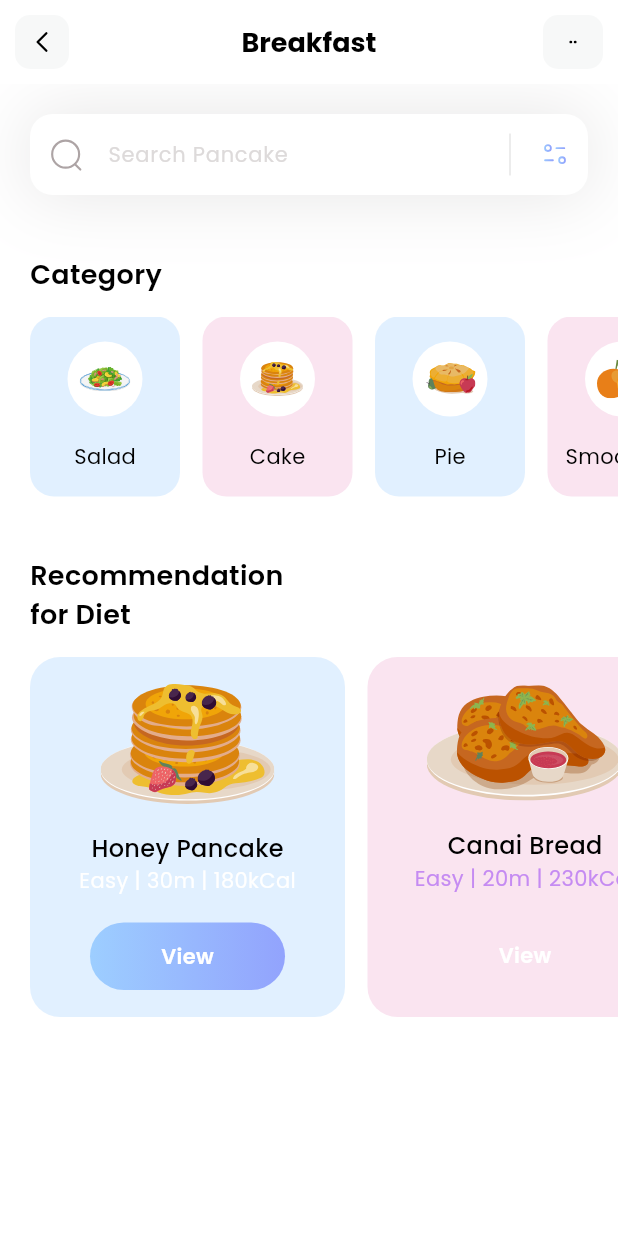
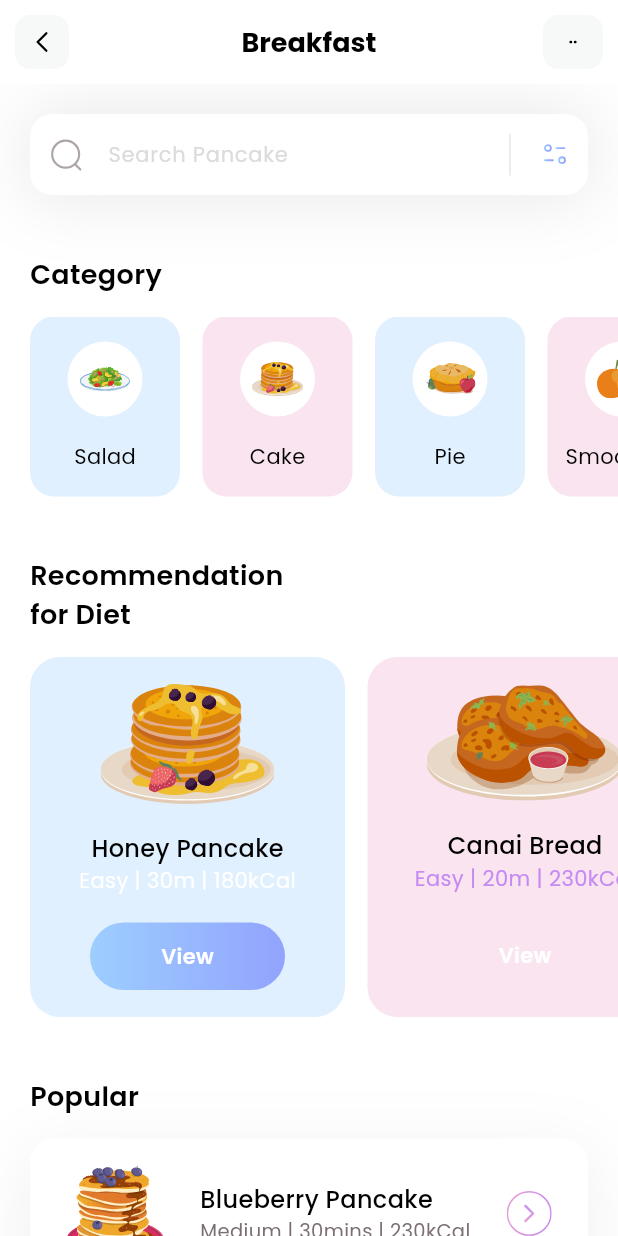
Before and after one commit to WieRuindl/flutter_diet_recommendations_app, a Flutter app: the screen it shows after launch, on a phone screen of 412 x 824 dp. Run offline on Flutter 3.47's test engine with Material 3 defaults, Android fonts, the phone set to English and light mode, and no system bars; our stand-ins replace flutter_svg.

Commit message:
added popular diets listView

```diff
--- /dev/null
+++ b/lib/components/my_popular_diets_list.dart
@@ -0,0 +1,87 @@
+import 'package:flutter/material.dart';
+import 'package:flutter_fitness_food_app/data/popular_diet_data.dart';
+import 'package:flutter_fitness_food_app/models/popular_diet_model.dart';
+import 'package:flutter_svg/flutter_svg.dart';
+
+class MyPopularDietsList extends StatelessWidget {
+  MyPopularDietsList({super.key});
+
+  final List<PopularDietModel> popularDiets = PopularDietsData().popularDiets;
+
+  @override
+  Widget build(BuildContext context) {
+    return SizedBox(
+      height: 300,
+      child: Column(
+        crossAxisAlignment: CrossAxisAlignment.start,
+        children: [
+          const Padding(
+            padding: EdgeInsets.only(left: 20),
+            child: Text(
+              'Popular',
+              style: TextStyle(color: Colors.black, fontSize: 18, fontWeight: FontWeight.w600),
+            ),
+          ),
+          const SizedBox(height: 15),
+          ListView.separated(
+            // scrollDirection: Axis.horizontal,
+            shrinkWrap: true,
+            padding: const EdgeInsets.only(left: 20, right: 20,),
+            itemCount: popularDiets.length,
+            separatorBuilder: (context, index) => const SizedBox(height: 25,),
+            itemBuilder: ( context, index) {
+              return Container(
+                height: 100,
+                decoration: BoxDecoration(
+                  color: Colors.white,
+                  borderRadius: BorderRadius.circular(16),
+                  boxShadow: [
+                    BoxShadow(
+                      color: const Color(0xff1D1617).withOpacity(0.07),
+                      offset: const Offset(0, 10),
+                      blurRadius: 40,
+                      spreadRadius: 0,
+                    )
+                  ]
+                ),
+                child: Row(
+                  mainAxisAlignment: MainAxisAlignment.spaceEvenly,
+                  children: [
+                    SvgPicture.asset(
+                      popularDiets[index].iconPath,
+                      width: 65,
+                      height: 65,
+                    ),
+                    Column(
+                      mainAxisAlignment: MainAxisAlignment.center,
+                      crossAxisAlignment: CrossAxisAlignment.start,
+                      children: [
+                        Text(
+                          popularDiets[index].name,
+                          style: const TextStyle(color: Colors.black, fontSize: 16, fontWeight: FontWeight.w500),
+                        ),
+                        Text(
+                          '${popularDiets[index].level} | ${popularDiets[index].duration} | ${popularDiets[index].calories}',
+                          style: const TextStyle(color: Color(0xff7B6F72), fontSize: 13, fontWeight: FontWeight.w400),
+                        ),
+                      ],
+                    ),
+                    GestureDetector(
+                      onTap: () { print('TAP'); },
+                      child: SvgPicture.asset(
+                        'assets/icons/button.svg',
+                        width: 30,
+                        height: 30,
+                      ),
+                    ),
+                  ]
+                ),
+              );
+            },
+
+          )
+        ],
+      ),
+    );
+  }
+}
--- /dev/null
+++ b/lib/data/popular_diet_data.dart
@@ -0,0 +1,22 @@
+import 'package:flutter_fitness_food_app/models/popular_diet_model.dart';
+
+class PopularDietsData {
+  List<PopularDietModel> popularDiets = [
+    PopularDietModel(
+      name: 'Blueberry Pancake',
+      iconPath: 'assets/icons/blueberry-pancake.svg',
+      level: 'Medium',
+      duration: '30mins',
+      calories: '230kCal',
+      boxIsSelected: true,
+    ),
+    PopularDietModel(
+      name: 'Salmon Nigiri',
+      iconPath: 'assets/icons/salmon-nigiri.svg',
+      level: 'Easy',
+      duration: '20mins',
+      calories: '120kCal',
+      boxIsSelected: false,
+    ),
+  ];
+}
--- a/lib/models/diet_model.dart
+++ b/lib/models/diet_model.dart
@@ -1,4 +1,3 @@
-
 import 'package:flutter/material.dart';
 
 class DietModel {
--- /dev/null
+++ b/lib/models/popular_diet_model.dart
@@ -0,0 +1,10 @@
+class PopularDietModel {
+  final String name;
+  final String iconPath;
+  final String level;
+  final String duration;
+  final String calories;
+  final bool boxIsSelected;
+
+  PopularDietModel({required this.name, required this.iconPath, required this.level, required this.duration, required this.calories, required this.boxIsSelected});
+}
--- a/lib/pages/home_page.dart
+++ b/lib/pages/home_page.dart
@@ -1,6 +1,7 @@
 import 'package:flutter/material.dart';
 import 'package:flutter_fitness_food_app/components/my_app_bar.dart';
 import 'package:flutter_fitness_food_app/components/my_diets_list.dart';
+import 'package:flutter_fitness_food_app/components/my_popular_diets_list.dart';
 import 'package:flutter_fitness_food_app/components/my_search_bar.dart';
 import 'package:flutter_fitness_food_app/components/my_categories_list.dart';
 
@@ -12,14 +13,15 @@ class HomePage extends StatelessWidget {
     return Scaffold(
       backgroundColor: Colors.white,
       appBar: const MyAppBar(),
-      body: Column(
-        crossAxisAlignment: CrossAxisAlignment.start,
+      body: ListView(
         children: [
           const MySearchBar(),
           const SizedBox(height: 40,),
           MyCategoriesList(),
           const SizedBox(height: 40,),
           MyDietsList(),
+          const SizedBox(height: 40,),
+          MyPopularDietsList(),
         ],
       ),
     );
```
